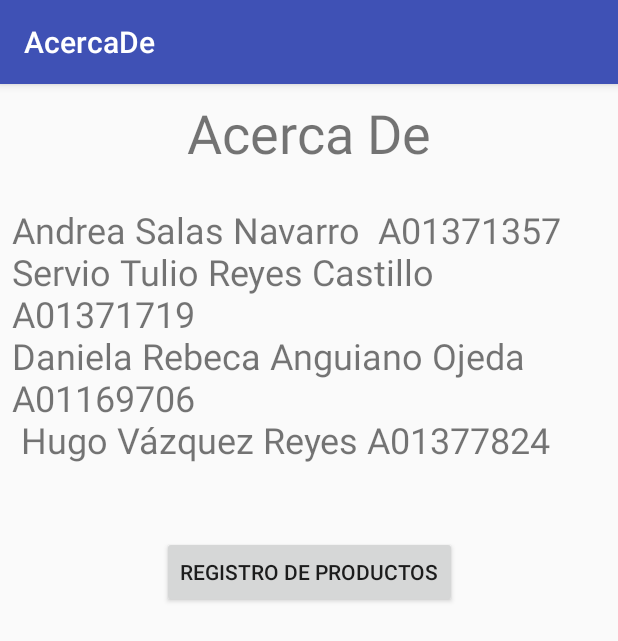
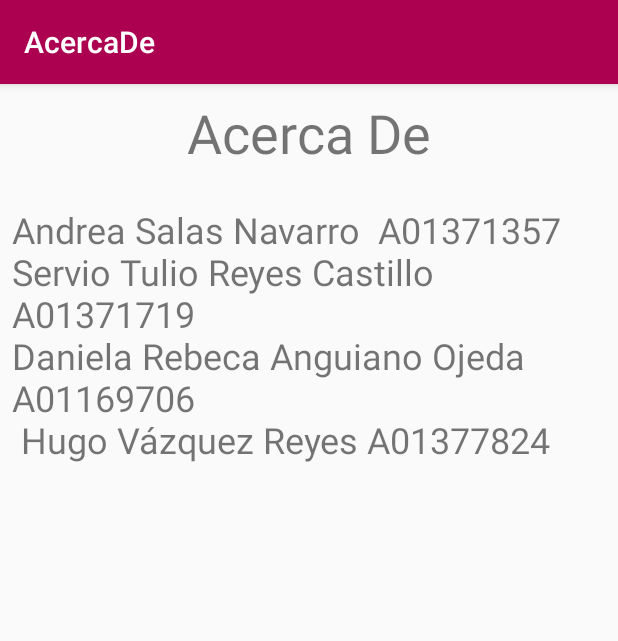
Before and after one commit to andsanav/Kuali, an Android app: the screen it shows after launch (AcercaDe), in the options menu, after a tap on "Acerca De", on a phone screen of 412 x 824 dp. Shown: the top 641 px of the screen. Run offline under Robolectric (Android 15) with nearby library versions, the phone set to English and light mode, and no system bars; our stand-ins replace Firebase (no records; nobody signed in at launch, a user with empty details on screens opened directly); libraries missing offline, so code that uses them is left out: com.androidnetworking, com.androidnetworking.common, com.androidnetworking.error, com.androidnetworking.interfaces.

Commit message:
Cambio en color de la app

```diff
--- a/app/src/main/java/mx/itesm/kuali/kuali/PantallaInicio.java
+++ b/app/src/main/java/mx/itesm/kuali/kuali/PantallaInicio.java
@@ -96,12 +96,16 @@ public class PantallaInicio extends AppCompatActivity {
 
     @Override
     protected void onStop() {
+        guardarPreferencias();
+        super.onStop();
+    }
+
+    private void guardarPreferencias(){
         SharedPreferences sharedPref = getSharedPreferences("datos", Context.MODE_PRIVATE);
         SharedPreferences.Editor editor = sharedPref.edit();
         editor.remove("favoritos");
         editor.putStringSet("favoritos", Categoria.elementos_likes);
         Log.i("Editor", editor.commit()+"");
         Log.i("Salvando", Categoria.elementos_likes.toString());
-        super.onStop();
     }
 }
--- a/app/src/main/java/mx/itesm/kuali/kuali/RecyclerAdapter.java
+++ b/app/src/main/java/mx/itesm/kuali/kuali/RecyclerAdapter.java
@@ -69,10 +69,13 @@ public class RecyclerAdapter extends RecyclerView.Adapter<RecyclerAdapter.Holder
                 if(Categoria.elementos_likes.contains(myHolder.id+"")){
                     Categoria.elementos_likes.remove(myHolder.id+"");
                     logos.setImageResource(R.drawable.unfavoriteheart);
+                    list.get(myHolder.position).numLikes--;
                 } else {
                     Categoria.elementos_likes.add(myHolder.id+"");
                     logos.setImageResource(R.drawable.favoriteheart);
+                    list.get(myHolder.position).numLikes++;
                 }
+                myHolder.likeNum.setText(String.valueOf(list.get(myHolder.position).getNumLikes()));
             }
         });
 
--- a/app/src/main/java/mx/itesm/kuali/kuali/TabMain.java
+++ b/app/src/main/java/mx/itesm/kuali/kuali/TabMain.java
@@ -98,7 +98,10 @@ public class TabMain extends AppCompatActivity {
         int id = item.getItemId();
 
         //noinspection SimplifiableIfStatement
-        if (id == R.id.action_settings) {
+        if (id == R.id.acerca_de) {
+            Intent tabMain = new Intent(getBaseContext(), AcercaDe.class);
+            startActivity(tabMain);
+        } else if (id == R.id.registro_productos) {
             Intent tabMain = new Intent(getBaseContext(), AcercaDe.class);
             startActivity(tabMain);
         }
--- a/app/src/main/res/layout/content_acerca_de.xml
+++ b/app/src/main/res/layout/content_acerca_de.xml
@@ -38,16 +38,4 @@
         app:layout_constraintTop_toBottomOf="@+id/textView"
         app:layout_constraintVertical_bias="0.03" />
 
-    <Button
-        android:id="@+id/registro_productos"
-        android:layout_width="wrap_content"
-        android:layout_height="wrap_content"
-        android:layout_marginEnd="8dp"
-        android:layout_marginStart="8dp"
-        android:layout_marginTop="48dp"
-        android:onClick="registro_de_productos"
-        android:text="Registro de Productos"
-        app:layout_constraintEnd_toEndOf="parent"
-        app:layout_constraintStart_toStartOf="parent"
-        app:layout_constraintTop_toBottomOf="@+id/textView2" />
 </android.support.constraint.ConstraintLayout>
--- a/app/src/main/res/menu/menu_tab_main.xml
+++ b/app/src/main/res/menu/menu_tab_main.xml
@@ -3,7 +3,12 @@
     xmlns:tools="http://schemas.android.com/tools"
     tools:context="mx.itesm.kuali.kuali.TabMain">
     <item
-        android:id="@+id/action_settings"
+        android:id="@+id/registro_productos"
+        android:orderInCategory="100"
+        android:title="Registro de Productos"
+        app:showAsAction="never" />
+    <item
+        android:id="@+id/acerca_de"
         android:orderInCategory="100"
         android:title="Acerca De"
         app:showAsAction="never" />
--- a/app/src/main/res/values/styles.xml
+++ b/app/src/main/res/values/styles.xml
@@ -3,8 +3,8 @@
     <!-- Base application theme. -->
     <style name="AppTheme" parent="Theme.AppCompat.Light.DarkActionBar">
         <!-- Customize your theme here. -->
-        <item name="colorPrimary">@color/colorPrimary</item>
-        <item name="colorPrimaryDark">@color/colorPrimaryDark</item>
+        <item name="colorPrimary">@color/RosaMex</item>
+        <item name="colorPrimaryDark">@color/RosaMex</item>
         <item name="colorAccent">@color/colorAccent</item>
     </style>
 
```
